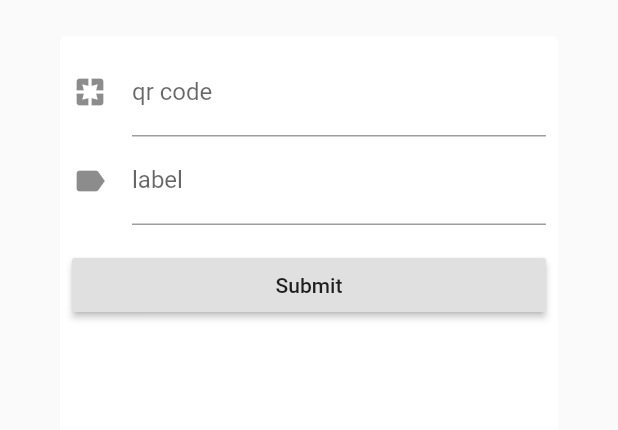
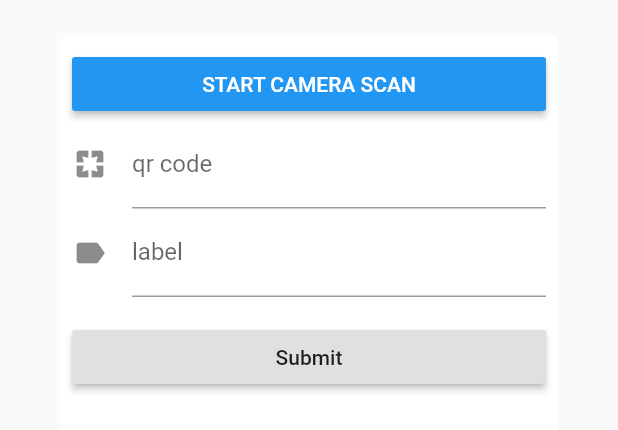
Before and after one commit to IPreferWater/flutter-ccs, a Flutter app: the QrCodeFormDialog widget shown alone on an empty page, opened directly with empty values, on a phone screen of 412 x 824 dp. Shown: the top 430 px of the screen. Run offline on Flutter 3.47's test engine with Material 2 defaults, Android fonts, the phone set to English and light mode, and no system bars; our stand-ins replace bloc, equatable, flutter_bloc, image_picker, sembast; missing offline and left inert: barcode_scan, before_after.

Commit message:
(develop) can scan qrcode to create a qrcode

```diff
--- a/lib/models/creation_form_dialog.dart
+++ b/lib/models/creation_form_dialog.dart
@@ -233,7 +233,7 @@ class _CreationFormDialogState extends State<CreationFormDialog> {
       var qrCodeMapped = List<Map<String, Object>>();
 
       qrCodes.forEach((qrCode) =>
-          qrCodeMapped.add({"display": qrCode.label ,"value": qrCode.id})
+          qrCodeMapped.add({"display": qrCode.label ,"value": qrCode.qrCode})
       );
 
       return qrCodeMapped;
--- a/lib/screens/admin.dart
+++ b/lib/screens/admin.dart
@@ -103,7 +103,8 @@ class _AdminScreenState extends State<AdminScreen> {
                   context: context,
                   builder: (BuildContext context) => QrCodeFormDialog(
                       //context: context,
-                      qrCodeBloc: _qrCodeBloc),
+                      qrCodeBloc: _qrCodeBloc,
+                      ),
                 );
               },
             )
--- a/lib/widgets/qrcode_form_dialog.dart
+++ b/lib/widgets/qrcode_form_dialog.dart
@@ -1,7 +1,11 @@
+import 'package:barcode_scan/barcode_scan.dart';
 import 'package:ccs/models/qrcode.dart';
 import 'package:ccs/qrcode_bloc/bloc.dart';
 import 'package:ccs/qrcode_bloc/qrcode_bloc.dart';
+import 'package:ccs/scan_bloc/bloc.dart';
 import 'package:flutter/material.dart';
+import 'package:flutter_bloc/flutter_bloc.dart';
+import 'package:flutter/services.dart';
 
 class QrCodeFormDialog extends StatefulWidget{
 
@@ -22,6 +26,7 @@ class QrCodeFormDialog extends StatefulWidget{
 }
 class _QrCodeFormDialogState extends State<QrCodeFormDialog> {
 
+  ScanBloc _scanBloc;
   final _formKey = GlobalKey<FormState>();
   final qrCodeInput = TextEditingController();
   final label = TextEditingController();
@@ -38,6 +43,8 @@ class _QrCodeFormDialogState extends State<QrCodeFormDialog> {
   @override
   void initState(){
     super.initState();
+
+    _scanBloc = BlocProvider.of<ScanBloc>(context);
 
     if(this.widget.qrCodeToUpdate!=null){
      /* final Creation creationToUpdate = widget.qrCodeToUpdate;
@@ -62,12 +69,66 @@ class _QrCodeFormDialogState extends State<QrCodeFormDialog> {
     );
   }
 
+  Widget _buildQrCodeFormField(){
+    return BlocBuilder(
+      bloc: _scanBloc,
+      builder: (BuildContext context, ScanState state){
+        if (state is ScanWaiting){
+         return RaisedButton(
+              color: Colors.blue,
+              textColor: Colors.white,
+              splashColor: Colors.blueGrey,
+              onPressed: scan,
+              child: const Text('START CAMERA SCAN')
+          );
+        }
+
+        if (state is ScanLoading){
+          return Center(
+            child: CircularProgressIndicator(),
+          );
+        }
+
+        if(state is ScanFinishSuccess){
+          return Text(
+            "done",
+          );
+        }
+
+        if(state is ScanFinishError){
+          return Text("can't find this code");
+        }
+        return Text("error");
+      },
+    );
+  }
+
+  Future scan() async {
+    try {
+      String barcode = await BarcodeScanner.scan();
+      setState(() => this.qrCodeInput.text = barcode);
+      _scanBloc.dispatch(ScannedCode(barcode));
+    } on PlatformException catch (e) {
+      if (e.code == BarcodeScanner.CameraAccessDenied) {
+          //snack error 'The user did not grant the camera permission!';
+      } else {
+        //snack error 'Unknown error: $e');
+      }
+    } on FormatException {/*
+      setState(() => this.barcode =
+      'null (User returned using the "back"-button before scanning anything. Result)');*/
+    } catch (e) {/*
+      setState(() => this.barcode = 'Unknown error: $e');*/
+    }
+  }
+
   dialogContent(BuildContext context) {
     return Form(
         key: _formKey,
         child: ListView(
             padding: const EdgeInsets.all(8),
             children: <Widget>[
+              _buildQrCodeFormField(),
               TextFormField(
                 controller: qrCodeInput,
                 keyboardType: TextInputType.number,
```
